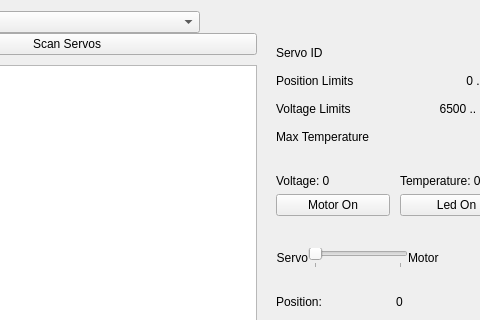
The window that lewansoul-lx16a-terminal/resources/ServoTerminal.ui (maximkulkin/lewansoul-lx16a) describes before a commit, drawn with Qt 5; both pictures show x 134 to 614 and y 0 to 320 of the 800 by 478 pixel window.
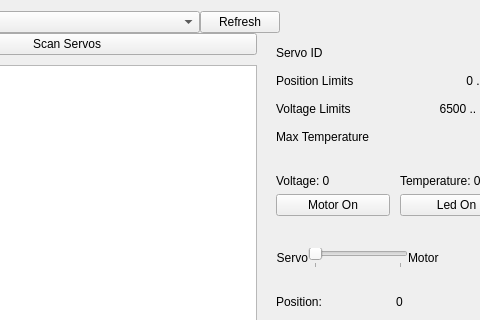
The same window after the commit.

Commit message: Add button to refresh port list

The edit to the form file:
```diff
--- a/lewansoul-lx16a-terminal/resources/ServoTerminal.ui
+++ b/lewansoul-lx16a-terminal/resources/ServoTerminal.ui
@@ -18,7 +18,7 @@
     <number>0</number>
    </property>
    <item>
-    <layout class="QHBoxLayout" stretch="0,0,1">
+    <layout class="QHBoxLayout" stretch="0,0,0,1">
      <item>
       <widget class="QLabel" name="label">
        <property name="text">
@@ -36,6 +36,13 @@
        </property>
       </widget>
      </item>
+     <item>
+      <widget class="QPushButton" name="refreshPortsButton">
+       <property name="text">
+        <string>Refresh</string>
+       </property>
+      </widget>
+     </item>
      <item>
       <spacer>
        <property name="orientation">
```
The commit also changes 1 other file.
